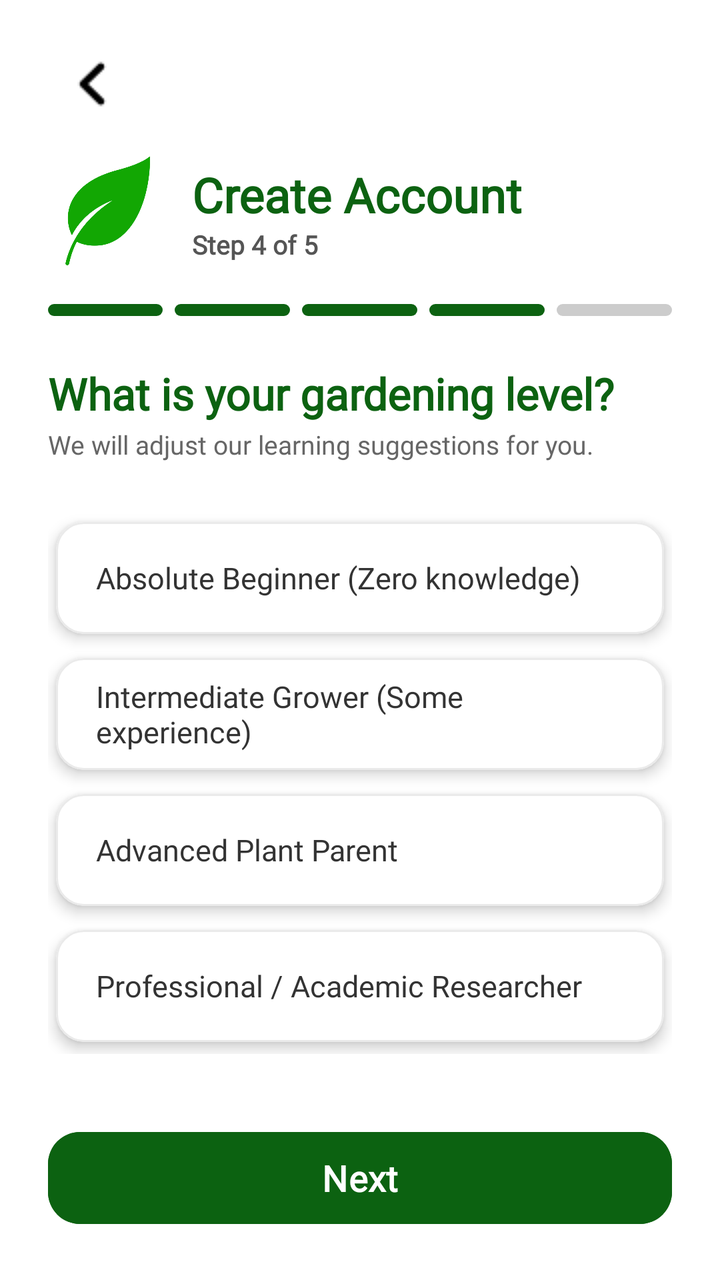
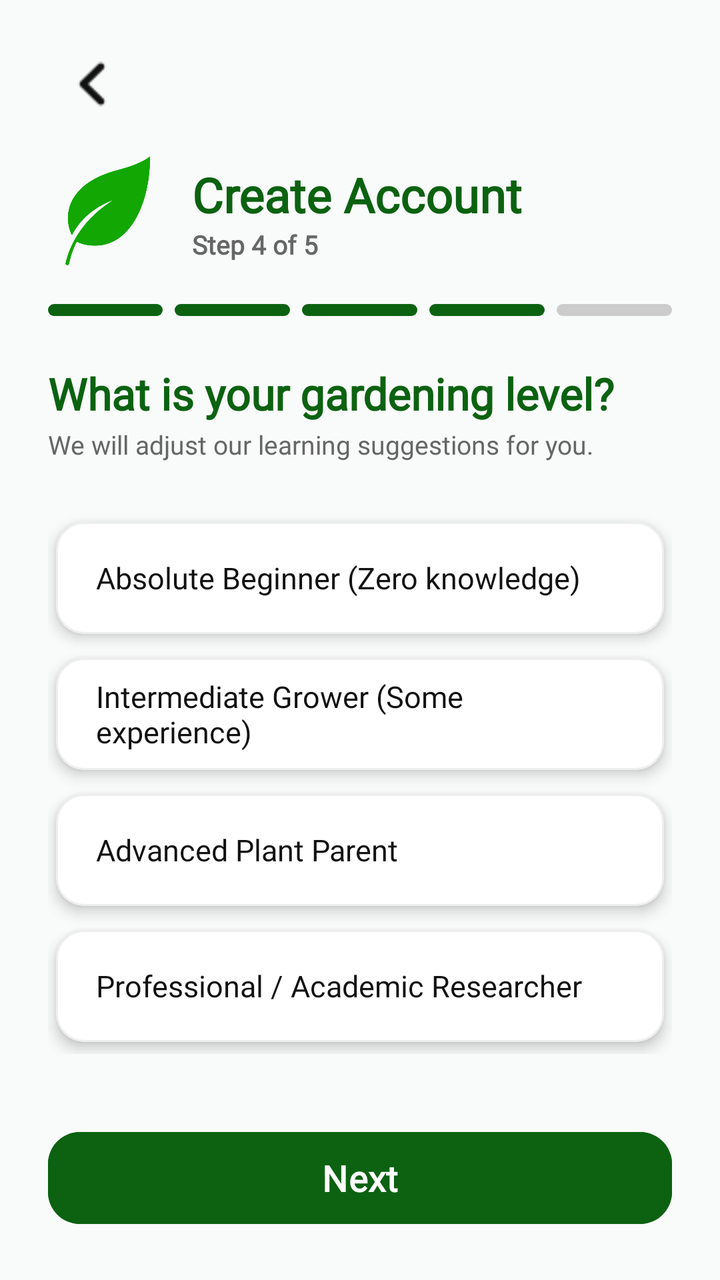

Before-and-after screenshots of an Android layout around one commit, followed by the original layout XML and the change that was made.
<!-- AndroidManifest.xml: application theme Theme.SmartGrow -->
<!-- res/layout/activity_register_step4.xml -->
<?xml version="1.0" encoding="utf-8"?>
<androidx.constraintlayout.widget.ConstraintLayout
    xmlns:android="http://schemas.android.com/apk/res/android"
    xmlns:app="http://schemas.android.com/apk/res-auto"
    android:layout_width="match_parent"
    android:layout_height="match_parent"
    android:background="#FFFFFF">

    
    <androidx.constraintlayout.widget.ConstraintLayout
        android:id="@+id/layout_header_fixed"
        android:layout_width="match_parent"
        android:layout_height="wrap_content"
        android:paddingHorizontal="24dp"
        android:paddingTop="20dp"
        android:paddingBottom="8dp"
        app:layout_constraintTop_toTopOf="parent">

        <ImageButton
            android:id="@+id/btn_register_back"
            android:layout_width="44dp"
            android:layout_height="44dp"
            android:background="?android:attr/selectableItemBackgroundBorderless"
            android:src="@drawable/back_button_login"
            android:contentDescription="Back"
            android:scaleType="centerInside"
            android:clickable="true"
            android:focusable="true"
            app:layout_constraintTop_toTopOf="parent"
            app:layout_constraintStart_toStartOf="parent" />

        <LinearLayout
            android:id="@+id/layout_register_header"
            android:layout_width="0dp"
            android:layout_height="wrap_content"
            android:orientation="horizontal"
            android:gravity="center_vertical"
            android:layout_marginTop="12dp"
            app:layout_constraintTop_toBottomOf="@id/btn_register_back"
            app:layout_constraintStart_toStartOf="parent"
            app:layout_constraintEnd_toEndOf="parent">

            <ImageView
                android:id="@+id/img_register_mini_logo"
                android:layout_width="60dp"
                android:layout_height="60dp"
                android:src="@drawable/smartgrow_logo"
                app:tint="#12A703"
                android:contentDescription="SmartGrow" />

            <LinearLayout
                android:layout_width="wrap_content"
                android:layout_height="wrap_content"
                android:orientation="vertical"
                android:layout_marginStart="12dp">

                <TextView
                    android:layout_width="wrap_content"
                    android:layout_height="wrap_content"
                    android:text="Create Account"
                    android:textSize="24sp"
                    android:textStyle="bold"
                    android:fontFamily="@font/poppins"
                    android:textColor="#0C6211" />

                <TextView
                    android:id="@+id/tv_step_counter"
                    android:layout_width="wrap_content"
                    android:layout_height="wrap_content"
                    android:text="Step 4 of 5"
                    android:textSize="13sp"
                    android:textStyle="bold"
                    android:fontFamily="@font/poppins"
                    android:textColor="#555555" />
            </LinearLayout>
        </LinearLayout>

        <LinearLayout
            android:id="@+id/layout_indicator_bars"
            android:layout_width="match_parent"
            android:layout_height="6dp"
            android:orientation="horizontal"
            android:layout_marginTop="16dp"
            android:weightSum="5"
            app:layout_constraintTop_toBottomOf="@id/layout_register_header">

            <View android:id="@+id/indicator_step1" android:layout_width="0dp" android:layout_height="match_parent" android:layout_weight="1" android:layout_marginEnd="6dp" android:background="@drawable/indicator_green" />
            <View android:id="@+id/indicator_step2" android:layout_width="0dp" android:layout_height="match_parent" android:layout_weight="1" android:layout_marginEnd="6dp" android:background="@drawable/indicator_green" />
            <View android:id="@+id/indicator_step3" android:layout_width="0dp" android:layout_height="match_parent" android:layout_weight="1" android:layout_marginEnd="6dp" android:background="@drawable/indicator_green" />
            <View android:id="@+id/indicator_step4" android:layout_width="0dp" android:layout_height="match_parent" android:layout_weight="1" android:layout_marginEnd="6dp" android:background="@drawable/indicator_green" />
            <View android:id="@+id/indicator_step5" android:layout_width="0dp" android:layout_height="match_parent" android:layout_weight="1" android:background="@drawable/indicator_gray" />
        </LinearLayout>
    </androidx.constraintlayout.widget.ConstraintLayout>

    
    <androidx.core.widget.NestedScrollView
        android:layout_width="match_parent"
        android:layout_height="0dp"
        android:fillViewport="true"
        app:layout_constraintTop_toBottomOf="@id/layout_header_fixed"
        app:layout_constraintBottom_toTopOf="@id/btn_register_next">

        <LinearLayout
            android:layout_width="match_parent"
            android:layout_height="wrap_content"
            android:orientation="vertical"
            android:paddingHorizontal="24dp"
            android:paddingTop="16dp"
            android:paddingBottom="16dp">

            <TextView
                android:id="@+id/tv_question_title"
                android:layout_width="match_parent"
                android:layout_height="wrap_content"
                android:text="What is your gardening level?"
                android:textSize="22sp"
                android:textStyle="bold"
                android:textColor="#0C6211"
                android:fontFamily="@font/poppins" />

            <TextView
                android:id="@+id/tv_question_subtitle"
                android:layout_width="match_parent"
                android:layout_height="wrap_content"
                android:text="We will adjust our learning suggestions for you."
                android:textSize="13sp"
                android:textColor="#666666"
                android:fontFamily="@font/poppins"
                android:layout_marginTop="2dp" />

            <LinearLayout
                android:id="@+id/layout_choices_container"
                android:layout_width="match_parent"
                android:layout_height="wrap_content"
                android:orientation="vertical"
                android:layout_marginTop="24dp">

                <com.google.android.material.card.MaterialCardView
                    android:id="@+id/card_choice1"
                    android:layout_width="match_parent"
                    android:layout_height="56dp"
                    android:layout_marginHorizontal="4dp"
                    android:layout_marginVertical="6dp"
                    app:cardElevation="4dp"
                    app:cardCornerRadius="14dp"
                    app:cardBackgroundColor="#FFFFFF"
                    app:strokeWidth="1dp"
                    app:strokeColor="#EAEAEA"
                    android:clickable="true"
                    android:focusable="true">
                    <TextView
                        android:id="@+id/tv_choice1_text"
                        android:layout_width="match_parent"
                        android:layout_height="match_parent"
                        android:gravity="center_vertical"
                        android:paddingHorizontal="20dp"
                        android:text="Absolute Beginner (Zero knowledge)"
                        android:textSize="15sp"
                        android:textColor="#333333"
                        android:fontFamily="@font/poppins" />
                </com.google.android.material.card.MaterialCardView>

                <com.google.android.material.card.MaterialCardView
                    android:id="@+id/card_choice2"
                    android:layout_width="match_parent"
                    android:layout_height="56dp"
                    android:layout_marginHorizontal="4dp"
                    android:layout_marginVertical="6dp"
                    app:cardElevation="4dp"
                    app:cardCornerRadius="14dp"
                    app:cardBackgroundColor="#FFFFFF"
                    app:strokeWidth="1dp"
                    app:strokeColor="#EAEAEA"
                    android:clickable="true"
                    android:focusable="true">
                    <TextView
                        android:id="@+id/tv_choice2_text"
                        android:layout_width="match_parent"
                        android:layout_height="match_parent"
                        android:gravity="center_vertical"
                        android:paddingHorizontal="20dp"
                        android:text="Intermediate Grower (Some experience)"
                        android:textSize="15sp"
                        android:textColor="#333333"
                        android:fontFamily="@font/poppins" />
                </com.google.android.material.card.MaterialCardView>

                <com.google.android.material.card.MaterialCardView
                    android:id="@+id/card_choice3"
                    android:layout_width="match_parent"
                    android:layout_height="56dp"
                    android:layout_marginHorizontal="4dp"
                    android:layout_marginVertical="6dp"
                    app:cardElevation="4dp"
                    app:cardCornerRadius="14dp"
                    app:cardBackgroundColor="#FFFFFF"
                    app:strokeWidth="1dp"
                    app:strokeColor="#EAEAEA"
                    android:clickable="true"
                    android:focusable="true">
                    <TextView
                        android:id="@+id/tv_choice3_text"
                        android:layout_width="match_parent"
                        android:layout_height="match_parent"
                        android:gravity="center_vertical"
                        android:paddingHorizontal="20dp"
                        android:text="Advanced Plant Parent"
                        android:textSize="15sp"
                        android:textColor="#333333"
                        android:fontFamily="@font/poppins" />
                </com.google.android.material.card.MaterialCardView>

                <com.google.android.material.card.MaterialCardView
                    android:id="@+id/card_choice4"
                    android:layout_width="match_parent"
                    android:layout_height="56dp"
                    android:layout_marginHorizontal="4dp"
                    android:layout_marginVertical="6dp"
                    app:cardElevation="4dp"
                    app:cardCornerRadius="14dp"
                    app:cardBackgroundColor="#FFFFFF"
                    app:strokeWidth="1dp"
                    app:strokeColor="#EAEAEA"
                    android:clickable="true"
                    android:focusable="true">
                    <TextView
                        android:id="@+id/tv_choice4_text"
                        android:layout_width="match_parent"
                        android:layout_height="match_parent"
                        android:gravity="center_vertical"
                        android:paddingHorizontal="20dp"
                        android:text="Professional / Academic Researcher"
                        android:textSize="15sp"
                        android:textColor="#333333"
                        android:fontFamily="@font/poppins" />
                </com.google.android.material.card.MaterialCardView>
            </LinearLayout>
        </LinearLayout>
    </androidx.core.widget.NestedScrollView>

    
    <com.google.android.material.button.MaterialButton
        android:id="@+id/btn_register_next"
        android:layout_width="match_parent"
        android:layout_height="54dp"
        android:layout_marginHorizontal="24dp"
        android:layout_marginBottom="24dp"
        android:text="Next"
        android:textSize="18sp"
        android:fontFamily="@font/poppins"
        android:textStyle="bold"
        android:textColor="@color/white"
        android:textAllCaps="false"
        android:backgroundTint="#0C6211"
        app:cornerRadius="16dp"
        android:elevation="4dp"
        android:clickable="true"
        android:focusable="true"
        app:layout_constraintBottom_toBottomOf="parent"
        app:layout_constraintStart_toStartOf="parent"
        app:layout_constraintEnd_toEndOf="parent" />

</androidx.constraintlayout.widget.ConstraintLayout>
<!-- resources referenced by this layout -->
<resources>
  <color name="white">#FFFFFFFF</color>
  <!-- drawable back_button_login: png bitmap (drawable, 311 bytes) -->
  <!-- drawable indicator_gray (drawable) -->
  <?xml version="1.0" encoding="utf-8"?>
  <shape xmlns:android="http://schemas.android.com/apk/res/android"
      android:shape="rectangle">
      <solid android:color="#CCCCCC" />
      <corners android:radius="4dp" />
  </shape>
  <!-- drawable indicator_green (drawable) -->
  <?xml version="1.0" encoding="utf-8"?>
  <shape xmlns:android="http://schemas.android.com/apk/res/android"
      android:shape="rectangle">
      <solid android:color="#0C6211" />
      <corners android:radius="4dp" />
  </shape>
  <!-- drawable smartgrow_logo: png bitmap (drawable, 73503 bytes) -->
  <style name="Theme.SmartGrow" parent="Base.Theme.SmartGrow" />
  <style name="Base.Theme.SmartGrow" parent="Theme.Material3.DayNight.NoActionBar">
          <item name="android:windowBackground">@android:color/white</item>
          <item name="android:windowDisablePreview">true</item>
  
          
          <item name="android:statusBarColor">#FFFFFF</item>
          <item name="android:windowLightStatusBar">true</item>
  
          
          <item name="android:navigationBarColor">#FFFFFF</item>
          <item name="android:windowLightNavigationBar" tools:targetApi="o">true</item>
  
          <item name="android:windowDrawsSystemBarBackgrounds">true</item>
          <item name="android:windowTranslucentStatus">false</item>
          <item name="android:windowTranslucentNavigation">false</item>
      </style>
</resources>

<!-- the commit's change to res/layout/activity_register_step4.xml (unified diff, before → after) -->
@@ -4,7 +4,7 @@
     xmlns:app="http://schemas.android.com/apk/res-auto"
     android:layout_width="match_parent"
     android:layout_height="match_parent"
-    android:background="#FFFFFF">
+    android:background="@color/background">
 
     
     <androidx.constraintlayout.widget.ConstraintLayout
@@ -27,7 +27,8 @@
             android:clickable="true"
             android:focusable="true"
             app:layout_constraintTop_toTopOf="parent"
-            app:layout_constraintStart_toStartOf="parent" />
+            app:layout_constraintStart_toStartOf="parent"
+            app:tint="@color/text_primary" />
 
         <LinearLayout
             android:id="@+id/layout_register_header"
@@ -61,7 +62,7 @@
                     android:textSize="24sp"
                     android:textStyle="bold"
                     android:fontFamily="@font/poppins"
-                    android:textColor="#0C6211" />
+                    android:textColor="@color/primary_green" />
 
                 <TextView
                     android:id="@+id/tv_step_counter"
@@ -71,7 +72,7 @@
                     android:textSize="13sp"
                     android:textStyle="bold"
                     android:fontFamily="@font/poppins"
-                    android:textColor="#555555" />
+                    android:textColor="@color/text_secondary" />
             </LinearLayout>
         </LinearLayout>
 
@@ -115,7 +116,7 @@
                 android:text="What is your gardening level?"
                 android:textSize="22sp"
                 android:textStyle="bold"
-                android:textColor="#0C6211"
+                android:textColor="@color/primary_green"
                 android:fontFamily="@font/poppins" />
 
             <TextView
@@ -124,7 +125,7 @@
                 android:layout_height="wrap_content"
                 android:text="We will adjust our learning suggestions for you."
                 android:textSize="13sp"
-                android:textColor="#666666"
+                android:textColor="@color/text_secondary"
                 android:fontFamily="@font/poppins"
                 android:layout_marginTop="2dp" />
 
@@ -143,9 +144,9 @@
                     android:layout_marginVertical="6dp"
                     app:cardElevation="4dp"
                     app:cardCornerRadius="14dp"
-                    app:cardBackgroundColor="#FFFFFF"
-                    app:strokeWidth="1dp"
-                    app:strokeColor="#EAEAEA"
+                    app:cardBackgroundColor="@color/card_background"
+                    app:strokeWidth="1dp"
+                    app:strokeColor="@color/divider"
                     android:clickable="true"
                     android:focusable="true">
                     <TextView
@@ -156,7 +157,7 @@
                         android:paddingHorizontal="20dp"
                         android:text="Absolute Beginner (Zero knowledge)"
                         android:textSize="15sp"
-                        android:textColor="#333333"
+                        android:textColor="@color/text_primary"
                         android:fontFamily="@font/poppins" />
                 </com.google.android.material.card.MaterialCardView>
 
@@ -168,9 +169,9 @@
                     android:layout_marginVertical="6dp"
                     app:cardElevation="4dp"
                     app:cardCornerRadius="14dp"
-                    app:cardBackgroundColor="#FFFFFF"
-                    app:strokeWidth="1dp"
-                    app:strokeColor="#EAEAEA"
+                    app:cardBackgroundColor="@color/card_background"
+                    app:strokeWidth="1dp"
+                    app:strokeColor="@color/divider"
                     android:clickable="true"
                     android:focusable="true">
                     <TextView
@@ -181,7 +182,7 @@
                         android:paddingHorizontal="20dp"
                         android:text="Intermediate Grower (Some experience)"
                         android:textSize="15sp"
-                        android:textColor="#333333"
+                        android:textColor="@color/text_primary"
                         android:fontFamily="@font/poppins" />
                 </com.google.android.material.card.MaterialCardView>
 
@@ -193,9 +194,9 @@
                     android:layout_marginVertical="6dp"
                     app:cardElevation="4dp"
                     app:cardCornerRadius="14dp"
-                    app:cardBackgroundColor="#FFFFFF"
-                    app:strokeWidth="1dp"
-                    app:strokeColor="#EAEAEA"
+                    app:cardBackgroundColor="@color/card_background"
+                    app:strokeWidth="1dp"
+                    app:strokeColor="@color/divider"
                     android:clickable="true"
                     android:focusable="true">
                     <TextView
@@ -206,7 +207,7 @@
                         android:paddingHorizontal="20dp"
                         android:text="Advanced Plant Parent"
                         android:textSize="15sp"
-                        android:textColor="#333333"
+                        android:textColor="@color/text_primary"
                         android:fontFamily="@font/poppins" />
                 </com.google.android.material.card.MaterialCardView>
 
@@ -218,9 +219,9 @@
                     android:layout_marginVertical="6dp"
                     app:cardElevation="4dp"
                     app:cardCornerRadius="14dp"
-                    app:cardBackgroundColor="#FFFFFF"
-                    app:strokeWidth="1dp"
-                    app:strokeColor="#EAEAEA"
+                    app:cardBackgroundColor="@color/card_background"
+                    app:strokeWidth="1dp"
+                    app:strokeColor="@color/divider"
                     android:clickable="true"
                     android:focusable="true">
                     <TextView
@@ -231,7 +232,7 @@
                         android:paddingHorizontal="20dp"
                         android:text="Professional / Academic Researcher"
                         android:textSize="15sp"
-                        android:textColor="#333333"
+                        android:textColor="@color/text_primary"
                         android:fontFamily="@font/poppins" />
                 </com.google.android.material.card.MaterialCardView>
             </LinearLayout>
@@ -251,7 +252,7 @@
         android:textStyle="bold"
         android:textColor="@color/white"
         android:textAllCaps="false"
-        android:backgroundTint="#0C6211"
+        android:backgroundTint="@color/primary_green"
         app:cornerRadius="16dp"
         android:elevation="4dp"
         android:clickable="true"
<!-- resource entries referenced after the edit -->
@@ -1,5 +1,11 @@
 <!-- resources referenced by this layout -->
 <resources>
+  <color name="background">#F9FAFA</color>
+  <color name="card_background">#FFFFFF</color>
+  <color name="divider">#EEEEEE</color>
+  <color name="primary_green">#0C6211</color>
+  <color name="text_primary">#111111</color>
+  <color name="text_secondary">#666666</color>
   <color name="white">#FFFFFFFF</color>
   <!-- drawable back_button_login: png bitmap (drawable, 311 bytes) -->
   <!-- drawable indicator_gray (drawable) -->
@@ -19,15 +25,15 @@
   <!-- drawable smartgrow_logo: png bitmap (drawable, 73503 bytes) -->
   <style name="Theme.SmartGrow" parent="Base.Theme.SmartGrow" />
   <style name="Base.Theme.SmartGrow" parent="Theme.Material3.DayNight.NoActionBar">
-          <item name="android:windowBackground">@android:color/white</item>
+          <item name="android:windowBackground">@color/background</item>
           <item name="android:windowDisablePreview">true</item>
   
           
-          <item name="android:statusBarColor">#FFFFFF</item>
+          <item name="android:statusBarColor">@color/background</item>
           <item name="android:windowLightStatusBar">true</item>
   
           
-          <item name="android:navigationBarColor">#FFFFFF</item>
+          <item name="android:navigationBarColor">@color/background</item>
           <item name="android:windowLightNavigationBar" tools:targetApi="o">true</item>
   
           <item name="android:windowDrawsSystemBarBackgrounds">true</item>
